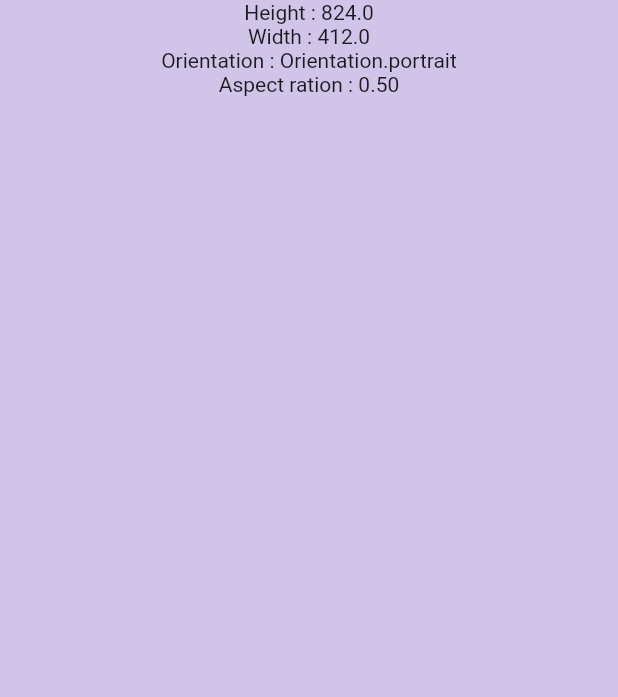
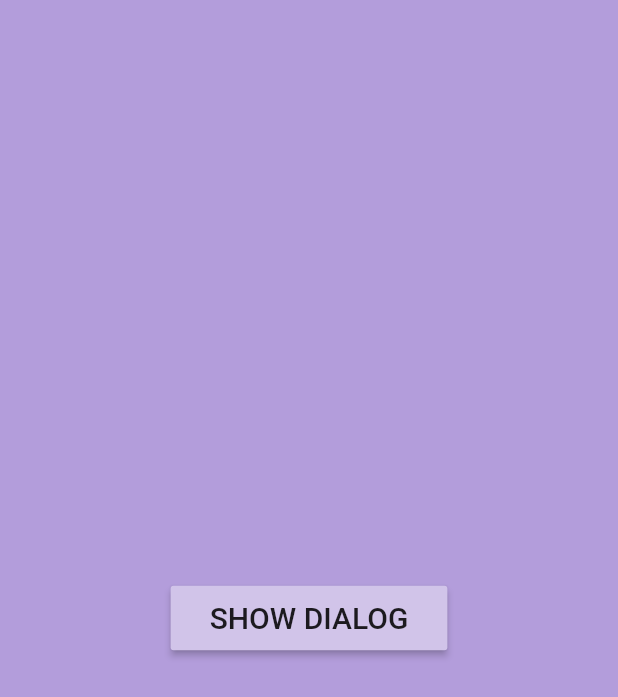
Before and after one commit to Sylvat160/flutter-course, a Flutter app: the screen it shows after launch, on a phone screen of 412 x 824 dp. Shown: the top 697 px of the screen. Run offline on Flutter 3.47's test engine with Material 2 defaults, Android fonts, the phone set to English and light mode, and no system bars.

Commit message:
widget of the day : Alert dailog

```diff
--- /dev/null
+++ b/lib/alertdialog.dart
@@ -0,0 +1,54 @@
+import 'package:flutter/cupertino.dart';
+import 'package:flutter/material.dart';
+
+class FalertDialog extends StatefulWidget {
+  const FalertDialog({super.key});
+
+  @override
+  State<FalertDialog> createState() => _FalertDialogState();
+}
+
+class _FalertDialogState extends State<FalertDialog> {
+  void _showDialog() {
+    showDialog(
+        context: context,
+        builder: (context) => AlertDialog(
+              // CupertinoAlertDialog
+              backgroundColor: Colors.red[200],
+              title: Text('title'),
+              content: Text('More info'),
+              actions: [
+                MaterialButton(
+                  onPressed: () {},
+                  child: Text('Ok'),
+                ),
+                MaterialButton(
+                  onPressed: () {
+                    Navigator.pop(context);
+                  },
+                  child: Text('Cancel'),
+                ),
+              ],
+            ));
+  }
+
+  @override
+  Widget build(BuildContext context) {
+    return Scaffold(
+      backgroundColor: Colors.deepPurple[200],
+      body: Center(
+        child: MaterialButton(
+          color: Colors.deepPurple[100],
+          onPressed: _showDialog,
+          child: Padding(
+            padding: const EdgeInsets.all(10.0),
+            child: Text(
+              'SHOW DIALOG',
+              style: TextStyle(fontSize: 20),
+            ),
+          ),
+        ),
+      ),
+    );
+  }
+}
--- a/lib/main.dart
+++ b/lib/main.dart
@@ -1,4 +1,5 @@
 import 'package:flutter/material.dart';
+import 'package:flutter_widget/alertdialog.dart';
 import 'package:flutter_widget/animatecontainer.dart';
 import 'package:flutter_widget/bottomnavbar.dart';
 import 'package:flutter_widget/cliprect.dart';
@@ -29,7 +30,7 @@ class MyApp extends StatelessWidget {
       theme: ThemeData(
         primarySwatch: Colors.deepPurple,
       ),
-      home: const FmediaQuery(),
+      home: const FalertDialog(),
     );
   }
 }
```
